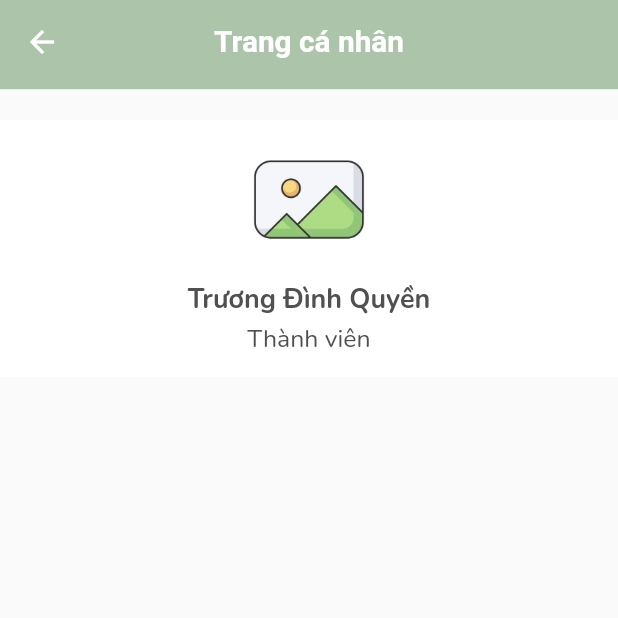
After one commit to XiZhangPhuong/DoAnTotNghiep_Fooding, a Flutter app: the ProfilePage screen opened by its route, on a phone screen of 412 x 824 dp, the top half of it. The commit adds this screen. Run offline on Flutter 3.47's test engine with Material 2 defaults, Android fonts, the phone set to English and light mode, and no system bars; our stand-ins replace avatar_glow, cached_network_image, carousel_slider, cloud_firestore, dio, dropdown_button2 and 25 more; missing offline and left inert: flutter_zalopay_sdk, tiengviet; accounts and stored records are empty; network calls fail.

Commit message:
quyen save code profile 30%

```diff
--- a/lib/routes/app_routes.dart
+++ b/lib/routes/app_routes.dart
@@ -1,6 +1,7 @@
 import 'package:fooding_project/routes/routes_path/auth_routes.dart';
 import 'package:fooding_project/routes/routes_path/cart_routes.dart';
 import 'package:fooding_project/routes/routes_path/home_routes.dart';
+import 'package:fooding_project/routes/routes_path/profile_routes.dart';
 import 'package:get/get.dart';
 
 class AppPages {
@@ -8,5 +9,6 @@ class AppPages {
     ...HomeRoutes.list,
     ...AuthRoutes.list,
     ...CartRoutes.list,
+    ...ProfileRoutes.list,
   ];
 }
--- /dev/null
+++ b/lib/routes/routes_path/profile_routes.dart
@@ -0,0 +1,17 @@
+// ignore_for_file: constant_identifier_names
+
+import 'package:fooding_project/screens/profile/profile_page.dart';
+import 'package:get/get.dart';
+
+import '../../screens/profile/profile_binding.dart';
+
+class ProfileRoutes {
+  static const PROFILE = '/profile';
+  static List<GetPage> list = [
+    GetPage(
+      name: PROFILE,
+      page: () => const ProfilePage(),
+      binding: ProfileBinding(),
+    ),
+  ];
+}
--- a/lib/screens/dashboard/dashboard_binding.dart
+++ b/lib/screens/dashboard/dashboard_binding.dart
@@ -1,6 +1,7 @@
 import 'package:fooding_project/screens/cart/cart_controller.dart';
 import 'package:fooding_project/screens/dashboard/dashboard_controller.dart';
 import 'package:fooding_project/screens/home/home_controller.dart';
+import 'package:fooding_project/screens/profile/profile_controller.dart';
 import 'package:get/get.dart';
 
 class DashBoardBinding extends Bindings {
@@ -10,5 +11,6 @@ class DashBoardBinding extends Bindings {
     Get.lazyPut<DashBoardController>(() => DashBoardController());
     Get.lazyPut<HomeController>(() => HomeController());
     Get.lazyPut<CartController>(() => CartController());
+    Get.lazyPut<ProfileController>(() => ProfileController());
   }
 }
--- a/lib/screens/dashboard/dashboard_controller.dart
+++ b/lib/screens/dashboard/dashboard_controller.dart
@@ -1,5 +1,6 @@
 import 'package:fooding_project/screens/cart/cart_pages.dart';
 import 'package:fooding_project/screens/home/home_screen.dart';
+import 'package:fooding_project/screens/profile/profile_page.dart';
 import 'package:get/get.dart';
 
 class DashBoardController extends GetxController {
@@ -19,7 +20,7 @@ class DashBoardController extends GetxController {
     },
     {
       'label': "Tài khoản",
-      'page': const CartPage(),
+      'page': const ProfilePage(),
     },
   ];
   void changePage(int index) {
--- a/lib/screens/dashboard/dashboard_screen.dart
+++ b/lib/screens/dashboard/dashboard_screen.dart
@@ -2,6 +2,7 @@ import 'package:flutter/material.dart';
 import 'package:fooding_project/screens/cart/cart_pages.dart';
 import 'package:fooding_project/screens/dashboard/dashboard_controller.dart';
 import 'package:fooding_project/screens/home/home_screen.dart';
+import 'package:fooding_project/screens/profile/profile_page.dart';
 import 'package:fooding_project/utils/color_resources.dart';
 import 'package:get/get.dart';
 
@@ -15,7 +16,7 @@ class DashBoardScreen extends GetView {
       builder: (controller) {
         return Scaffold(
           bottomNavigationBar: BottomNavigationBar(
-            selectedItemColor: ColorResources.RED,
+            selectedItemColor: const Color(0xffABC4AA),
             unselectedItemColor: ColorResources.BLACK,
             backgroundColor: Colors.white,
             type: BottomNavigationBarType.fixed,
@@ -48,7 +49,7 @@ class DashBoardScreen extends GetView {
               HomeScreenPage(),
               CartPage(),
               CartPage(),
-              CartPage(),
+              ProfilePage(),
             ],
           ),
         );
--- a/lib/screens/home/home_screen.dart
+++ b/lib/screens/home/home_screen.dart
@@ -12,14 +12,14 @@ class HomeScreenPage extends GetView<HomeController> {
     return GetBuilder(
       init: HomeController(),
       builder: (controller) {
-        return  Scaffold(
+        return Scaffold(
           body: Column(
             children: [
               ClipRRect(
-                borderRadius: BorderRadius.circular(IZIDimensions.BORDER_RADIUS_5X),
-                child: IZIImage('https://images.foody.vn/res/g95/947982/prof/s640x400/foody-upload-api-foody-mobile-68376773_26762228859-190814144905.jpg',
-
-                fit: BoxFit.fill,
+                borderRadius:
+                    BorderRadius.circular(IZIDimensions.BORDER_RADIUS_5X),
+                child: IZIImage(
+                  'https://images.foody.vn/res/g95/947982/prof/s640x400/foody-upload-api-foody-mobile-68376773_26762228859-190814144905.jpg',
                 ),
               ),
             ],
--- /dev/null
+++ b/lib/screens/profile/profile_binding.dart
@@ -0,0 +1,9 @@
+import 'package:fooding_project/screens/profile/profile_controller.dart';
+import 'package:get/get.dart';
+
+class ProfileBinding extends Bindings {
+  @override
+  void dependencies() {
+    Get.lazyPut<ProfileController>(() => ProfileController());
+  }
+}
--- /dev/null
+++ b/lib/screens/profile/profile_controller.dart
@@ -0,0 +1,5 @@
+import 'package:get/get.dart';
+
+class ProfileController extends GetxController{
+
+}
--- /dev/null
+++ b/lib/screens/profile/profile_page.dart
@@ -0,0 +1,109 @@
+import 'package:flutter/material.dart';
+import 'package:flutter/src/widgets/framework.dart';
+import 'package:fooding_project/screens/profile/profile_controller.dart';
+import 'package:get/get.dart';
+
+import '../../base_widget/izi_image.dart';
+import '../../base_widget/izi_text.dart';
+import '../../helper/izi_dimensions.dart';
+import '../../utils/color_resources.dart';
+
+class ProfilePage extends GetView {
+  const ProfilePage({super.key});
+
+  @override
+  Widget build(BuildContext context) {
+    return Scaffold(
+      appBar: _appbar(),
+      body: GetBuilder(
+          init: ProfileController(),
+          builder: (ProfileController controller) {
+            return SingleChildScrollView(
+              child: Column(
+                children: [
+                  _trangCaNhan(),
+                ],
+              ),
+            );
+          }),
+    );
+  }
+
+  ///
+  /// App bar of page.
+  ///
+  AppBar _appbar() {
+    return AppBar(
+      backgroundColor: const Color(0xffABC4AA),
+      elevation: 0,
+      title: Text(
+        'Trang cá nhân',
+        style: TextStyle(
+          fontWeight: FontWeight.w600,
+          fontSize: IZIDimensions.FONT_SIZE_SPAN * 1.2,
+        ),
+      ),
+      centerTitle: true,
+      bottom: PreferredSize(
+        preferredSize: Size.fromHeight(IZIDimensions.ONE_UNIT_SIZE * 5),
+        child: Container(),
+      ),
+    );
+  }
+
+  ///
+  /// Trang cá nhân
+  ///
+  Widget _trangCaNhan() {
+    return Container(
+      width: IZIDimensions.iziSize.width,
+      margin: EdgeInsets.only(
+        top: IZIDimensions.SPACE_SIZE_5X,
+      ),
+      padding: EdgeInsets.only(
+        bottom: IZIDimensions.SPACE_SIZE_3X,
+      ),
+      color: const Color.fromRGBO(255, 255, 255, 1),
+      child: Column(
+        children: [
+          SizedBox(
+            height: IZIDimensions.SPACE_SIZE_1X,
+          ),
+          SizedBox(
+            height: IZIDimensions.SPACE_SIZE_5X * 4.5,
+            width: IZIDimensions.SPACE_SIZE_5X * 4.5,
+            child: ClipOval(
+              child: IZIImage(
+                "",
+              ),
+            ),
+          ),
+          SizedBox(
+            height: IZIDimensions.SPACE_SIZE_1X,
+          ),
+          IZIText(
+            text: "Trương Đình Quyền",
+            style: TextStyle(
+              color: ColorResources.BLACK,
+              fontFamily: 'Nunito',
+              fontWeight: FontWeight.w700,
+              fontSize: IZIDimensions.FONT_SIZE_H6,
+            ),
+          ),
+          SizedBox(
+            height: IZIDimensions.ONE_UNIT_SIZE * 5,
+          ),
+          IZIText(
+            text: "Thành viên",
+            style: TextStyle(
+              color: ColorResources.BLACK,
+              fontFamily: 'Nunito',
+              fontWeight: FontWeight.w400,
+              fontSize: IZIDimensions.FONT_SIZE_SPAN,
+            ),
+          ),
+        ],
+      ),
+    );
+  }
+}
```
